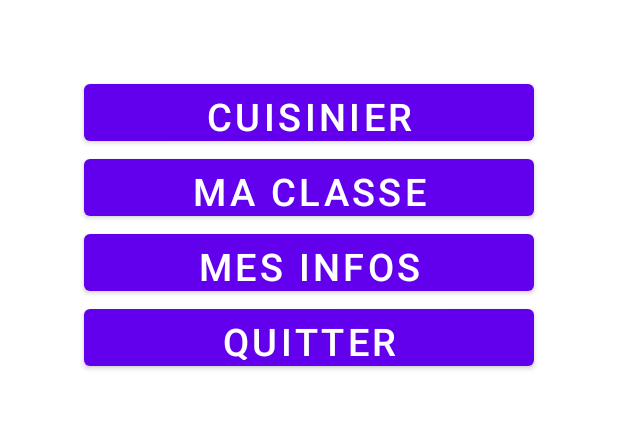
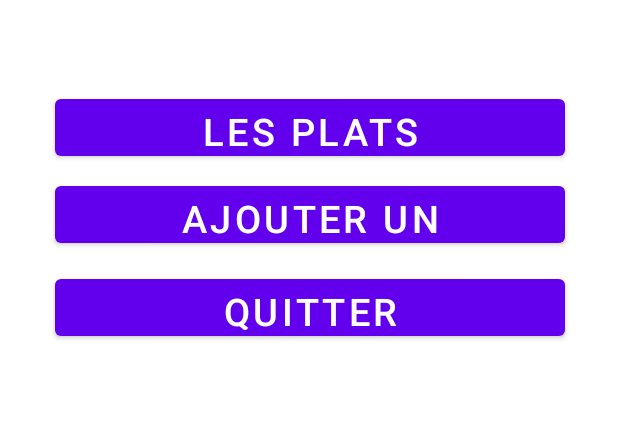
Before and after one commit to NMarcR42/Amphitryon, an Android app: the MenuCuisinierActivity screen opened directly, with no data from a screen before it, on a phone screen of 412 x 824 dp, the part 363-792 px from its top. Run offline under Robolectric (Android 15) with nearby library versions, the phone set to English and light mode, and no system bars.

Commit message:
Premier push cuisinier

```diff
--- a/app/src/main/res/layout/activity_menu_cuisinier.xml
+++ b/app/src/main/res/layout/activity_menu_cuisinier.xml
@@ -19,46 +19,38 @@
 
 
     <Button
-        android:id="@+id/buttonLesClasses"
-        android:layout_width="300dp"
+        android:id="@+id/buttonLesPlats"
+        android:layout_width="340dp"
         android:layout_height="50dp"
-        android:text="CUISINIER"
+        android:layout_marginTop="60dp"
+        android:paddingHorizontal="40dp"
+        android:text="Les PLats"
         android:textSize="25sp"
-        android:paddingHorizontal="40dp"
-        android:layout_marginTop="50dp"
+        app:layout_constraintHorizontal_bias="0.507"
         app:layout_constraintLeft_toLeftOf="parent"
         app:layout_constraintRight_toRightOf="parent"
-        app:layout_constraintTop_toBottomOf="@+id/imagesSIO"/>
+        app:layout_constraintTop_toBottomOf="@+id/imagesSIO" />
 
     <Button
-        android:id="@+id/buttonMaClasse"
-        android:layout_width="300dp"
+        android:id="@+id/buttonAjouter"
+        android:layout_width="340dp"
         android:layout_height="50dp"
-        android:text="Ma classe"
+        android:layout_marginTop="8dp"
+        android:paddingHorizontal="50dp"
+        android:text="Ajouter un plat"
         android:textSize="25sp"
-        android:paddingHorizontal="50dp"
-        app:layout_constraintLeft_toLeftOf="@+id/buttonLesClasses"
-        app:layout_constraintTop_toBottomOf="@+id/buttonLesClasses"/>
-
-
-    <Button
-        android:id="@+id/buttonMesInfos"
-        android:layout_width="300dp"
-        android:layout_height="50dp"
-        android:text="Mes infos"
-        android:textSize="25sp"
-        android:paddingHorizontal="40dp"
-        app:layout_constraintLeft_toLeftOf="@+id/buttonLesClasses"
-        app:layout_constraintTop_toBottomOf="@+id/buttonMaClasse"/>
+        app:layout_constraintLeft_toLeftOf="@+id/buttonLesPlats"
+        app:layout_constraintTop_toBottomOf="@+id/buttonLesPlats" />
 
     <Button
         android:id="@+id/buttonQuitter"
-        android:layout_width="300dp"
+        android:layout_width="340dp"
         android:layout_height="50dp"
+        android:layout_marginTop="12dp"
+        android:paddingHorizontal="40dp"
         android:text="Quitter"
         android:textSize="25sp"
-        android:paddingHorizontal="40dp"
-        app:layout_constraintLeft_toLeftOf="@+id/buttonLesClasses"
-        app:layout_constraintTop_toBottomOf="@+id/buttonMesInfos"/>
+        app:layout_constraintLeft_toLeftOf="@+id/buttonAjouter"
+        app:layout_constraintTop_toBottomOf="@+id/buttonAjouter" />
 
 </androidx.constraintlayout.widget.ConstraintLayout>
```
